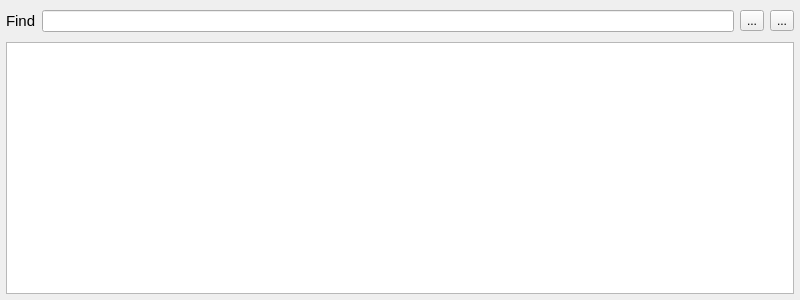
Before: the Qt Designer form sources/consoledialog.ui in mikaelsundell/stageviz, drawn with Qt 5.
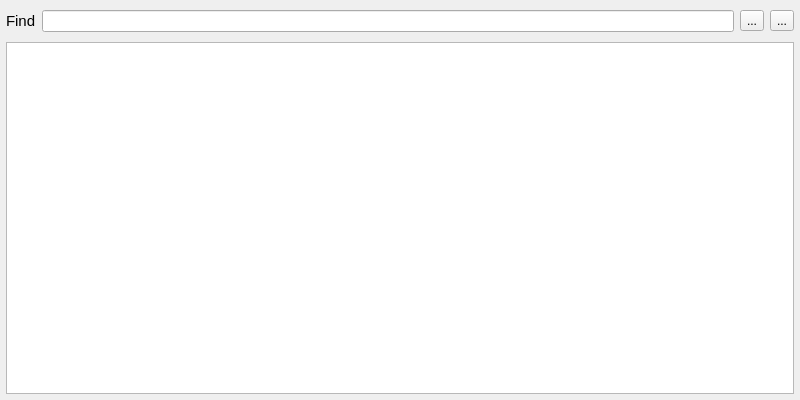
After: the same form once the commit is applied.

Commit message: New version 0.1.22 Fixed size of console, progress and python dialogs

What changed in the file:
```diff
--- a/sources/consoledialog.ui
+++ b/sources/consoledialog.ui
@@ -10,7 +10,7 @@
     <x>0</x>
     <y>0</y>
     <width>800</width>
-    <height>300</height>
+    <height>400</height>
    </rect>
   </property>
   <property name="windowTitle">
```
The commit also changes 6 other files.
